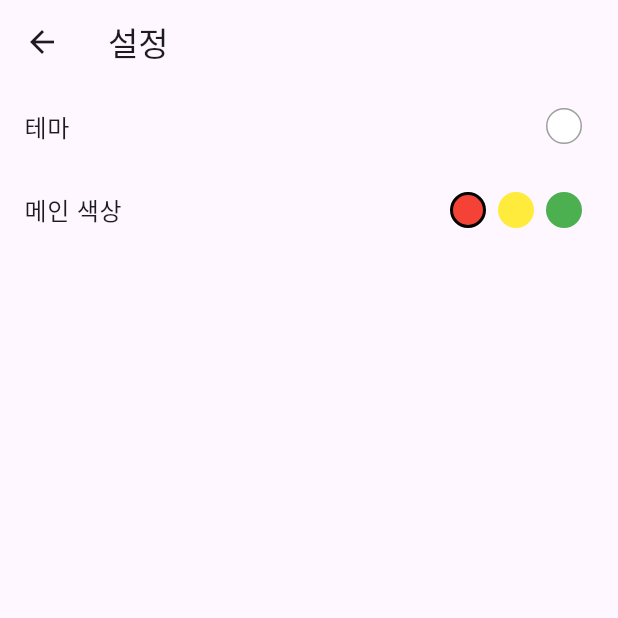
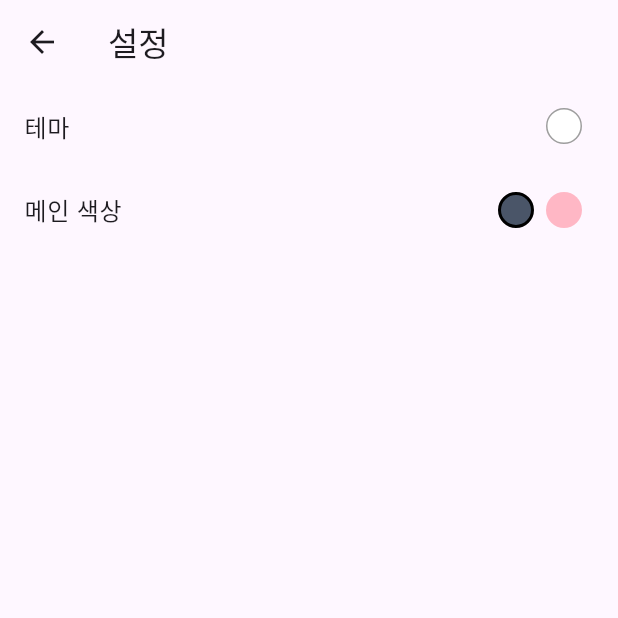
Before and after one commit to yoosukkim-create/Japanese, a Flutter app: the screen it shows after launch, after a tap on the "settings" icon, on a phone screen of 412 x 824 dp, the top half of it. Run offline on Flutter 3.47's test engine with Material 3 defaults, Android fonts, the phone set to English and light mode, and no system bars; our stand-ins replace shared_preferences.

Commit message:
fix: apply main color

```diff
--- a/lib/providers/theme_provider.dart
+++ b/lib/providers/theme_provider.dart
@@ -2,7 +2,10 @@ import 'package:flutter/material.dart';
 
 class ThemeProvider extends ChangeNotifier {
   bool _isDarkMode = false;
-  Color _mainColor = Colors.red; // 기본값 빨간색
+  Color _mainColor = const Color(0xFF4A5568); // 기본값: 네이비 블루
+
+  static const Color navyBlue = Color(0xFF4A5568);
+  static const Color cherryBlossom = Color(0xFFFFB7C5);
 
   bool get isDarkMode => _isDarkMode;
   Color get mainColor => _mainColor;
@@ -21,11 +24,6 @@ class ThemeProvider extends ChangeNotifier {
     return ThemeData(
       brightness: _isDarkMode ? Brightness.dark : Brightness.light,
       primaryColor: _mainColor,
-      outlinedButtonTheme: OutlinedButtonThemeData(
-        style: OutlinedButton.styleFrom(
-          side: BorderSide(color: _mainColor),
-        ),
-      ),
     );
   }
 }
--- a/lib/views/screens/level_list_screen.dart
+++ b/lib/views/screens/level_list_screen.dart
@@ -1,5 +1,7 @@
 import 'package:flutter/material.dart';
+import 'package:provider/provider.dart';
 import '../../models/japanese_level.dart';
+import '../../providers/theme_provider.dart';
 import 'sublevel_screen.dart';
 
 // 메인 레벨 선택 화면
@@ -10,14 +12,12 @@ class LevelListScreen extends StatelessWidget {
 
   @override
   Widget build(BuildContext context) {
-    return Scaffold(
-      appBar: AppBar(title: const Text('일본어 학습')),
-      body: ListView.builder(
+    return ListView.builder(
+      padding: const EdgeInsets.all(16.0),
       itemCount: levels.length,
       itemBuilder: (context, index) {
         return LevelButton(level: levels[index]);
       },
-      ),
     );
   }
 }
@@ -30,10 +30,18 @@ class LevelButton extends StatelessWidget {
 
   @override
   Widget build(BuildContext context) {
+    final themeProvider = Provider.of<ThemeProvider>(context);
+
     return Padding(
-      padding: const EdgeInsets.all(8.0),
-      child: ElevatedButton(
-        onPressed: () {
+      padding: const EdgeInsets.only(bottom: 12.0),
+      child: Card(
+        elevation: 2,
+        shape: RoundedRectangleBorder(
+          borderRadius: BorderRadius.circular(15.0),
+        ),
+        child: InkWell(
+          borderRadius: BorderRadius.circular(15.0),
+          onTap: () {
             Navigator.push(
               context,
               MaterialPageRoute(
@@ -41,7 +49,18 @@ class LevelButton extends StatelessWidget {
               ),
             );
           },
-        child: Text(level.title),
+          child: Padding(
+            padding: const EdgeInsets.all(16.0),
+            child: Text(
+              level.title,
+              style: TextStyle(
+                fontSize: 18,
+                fontWeight: FontWeight.bold,
+                color: themeProvider.mainColor,
+              ),
+            ),
+          ),
+        ),
       ),
     );
   }
--- a/lib/views/screens/settings_screen.dart
+++ b/lib/views/screens/settings_screen.dart
@@ -36,21 +36,15 @@ class SettingsScreen extends StatelessWidget {
                   mainAxisSize: MainAxisSize.min,
                   children: [
                     _ColorOption(
-                      color: Colors.red,
-                      isSelected: themeProvider.mainColor == Colors.red,
-                      onTap: () => themeProvider.setMainColor(Colors.red),
+                      color: ThemeProvider.navyBlue,
+                      isSelected: themeProvider.mainColor == ThemeProvider.navyBlue,
+                      onTap: () => themeProvider.setMainColor(ThemeProvider.navyBlue),
                     ),
                     const SizedBox(width: 8),
                     _ColorOption(
-                      color: Colors.yellow,
-                      isSelected: themeProvider.mainColor == Colors.yellow,
-                      onTap: () => themeProvider.setMainColor(Colors.yellow),
-                    ),
-                    const SizedBox(width: 8),
-                    _ColorOption(
-                      color: Colors.green,
-                      isSelected: themeProvider.mainColor == Colors.green,
-                      onTap: () => themeProvider.setMainColor(Colors.green),
+                      color: ThemeProvider.cherryBlossom,
+                      isSelected: themeProvider.mainColor == ThemeProvider.cherryBlossom,
+                      onTap: () => themeProvider.setMainColor(ThemeProvider.cherryBlossom),
                     ),
                   ],
                 ),
```
Lines whose indentation alone changed are shown as unchanged.
